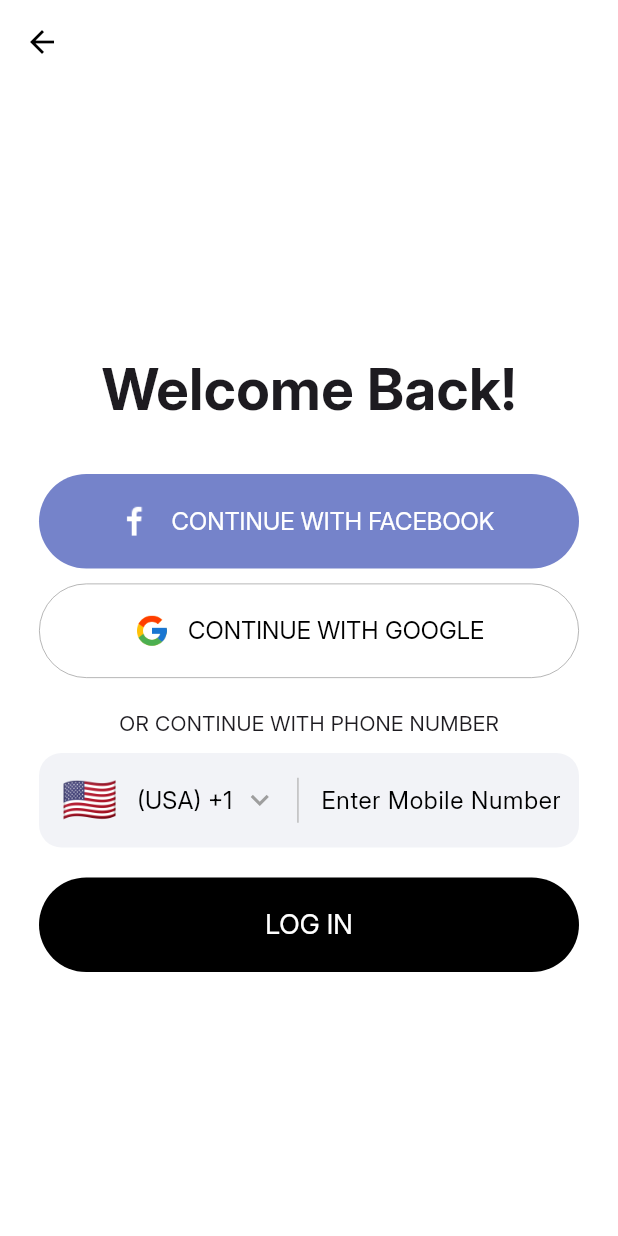
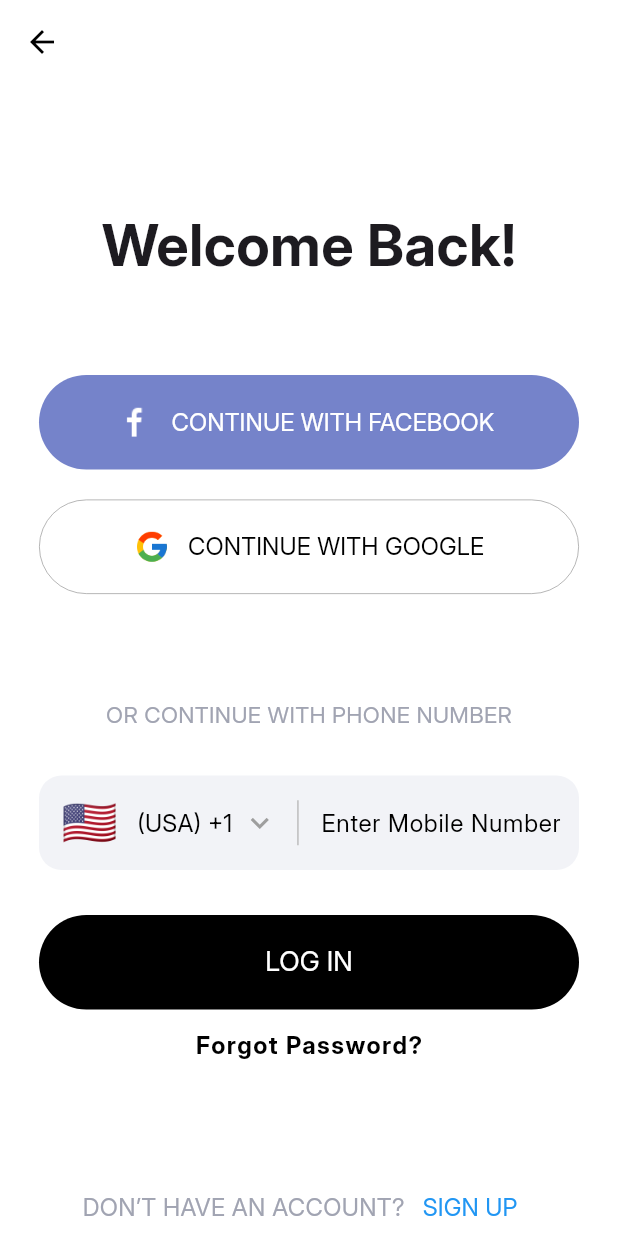
Before and after one commit to devbysaadan/Home_service_app, a Flutter app: the screen it shows after launch, on a phone screen of 412 x 824 dp. Run offline on Flutter 3.47's test engine with Material 3 defaults, Android fonts, the phone set to English and light mode, and no system bars.

Commit message:
added paddings in UI

```diff
--- a/lib/screens/loginScreen/login_screen.dart
+++ b/lib/screens/loginScreen/login_screen.dart
@@ -7,7 +7,6 @@ class LoginOldUsersScreen extends StatelessWidget {
 
   @override
   Widget build(BuildContext context) {
-
     return Scaffold(
       backgroundColor: Colors.white,
       appBar: AppBar(
@@ -21,23 +20,72 @@ class LoginOldUsersScreen extends StatelessWidget {
       body: Padding(
         padding: const EdgeInsets.symmetric(horizontal: 26),
         child: Column(
-          mainAxisAlignment: MainAxisAlignment.center,
           children: [
-            const Text(
-              "Welcome Back!",
-              style: TextStyle(fontSize: 38, fontWeight: FontWeight.bold),
+            Padding(
+              padding: const EdgeInsets.only(top: 80),
+              child: const Text(
+                "Welcome Back!",
+                style: TextStyle(fontSize: 38, fontWeight: FontWeight.bold),
+              ),
+            ),
+            Padding(
+              padding: const EdgeInsets.only(top: 60),
+              child: CustomButton(
+                text: 'CONTINUE WITH FACEBOOK ',
+                iconPath: 'assets/images/facebook.png',
+                height: 63,
+                backgroundColor: Color(0xff7583CA),
+                onPressed: () {},
+              ),
+            ),
+
+            const SizedBox(height: 20),
+            CustomButton(
+              text: 'CONTINUE WITH GOOGLE',
+              iconPath: 'assets/images/google.png',
+              height: 63,
+              textColor: Colors.black,
+              backgroundColor: Colors.white,
+              onPressed: () {},
+            ),
+            Padding(
+              padding: const EdgeInsets.only(top: 70),
+              child: const Text(
+                "OR CONTINUE WITH PHONE NUMBER",
+                style: TextStyle(color: Color(0xffA1A4B2), fontSize: 15),
+              ),
             ),
             const SizedBox(height: 30),
-           CustomButton(text: 'CONTINUE WITH FACEBOOK ', iconPath: 'assets/images/facebook.png',height: 63, backgroundColor: Color(0xff7583CA), onPressed: (){}),
-
-            const SizedBox(height: 10),
-            CustomButton(text: 'CONTINUE WITH GOOGLE', iconPath: 'assets/images/google.png',height: 63,textColor: Colors.black, backgroundColor: Colors.white, onPressed: (){}),
-            const SizedBox(height: 20),
-            const Text("OR CONTINUE WITH PHONE NUMBER"),
-            const SizedBox(height: 10),
             CustomPhoneField(),
-            const SizedBox(height: 20),
-           CustomButton(text: 'LOG IN', height: 63, backgroundColor: Colors.black, onPressed: (){}),
+            const SizedBox(height: 30),
+            CustomButton(
+              text: 'LOG IN',
+              height: 63,
+              backgroundColor: Colors.black,
+              onPressed: () {},
+            ),
+            TextButton(
+              onPressed: () {},
+              child: Text(
+                'Forgot Password?',
+                style: TextStyle(
+                  fontSize: 16,
+                  fontWeight: FontWeight.w600,
+                  color: Colors.black,
+                  letterSpacing: 1,
+                ),
+              ),
+            ),
+            Padding(
+              padding: const EdgeInsets.only(top: 60),
+              child: Row(
+                mainAxisAlignment: MainAxisAlignment.center,
+                children: [
+                  Text('DON’T HAVE AN ACCOUNT?',style: TextStyle(color: Color(0xffA1A4B2),fontSize: 16),),
+                  TextButton(onPressed: (){}, child: Text('SIGN UP',style: TextStyle(color: Colors.blue,fontSize: 16),)),
+                ],
+              ),
+            )
           ],
         ),
       ),
```
